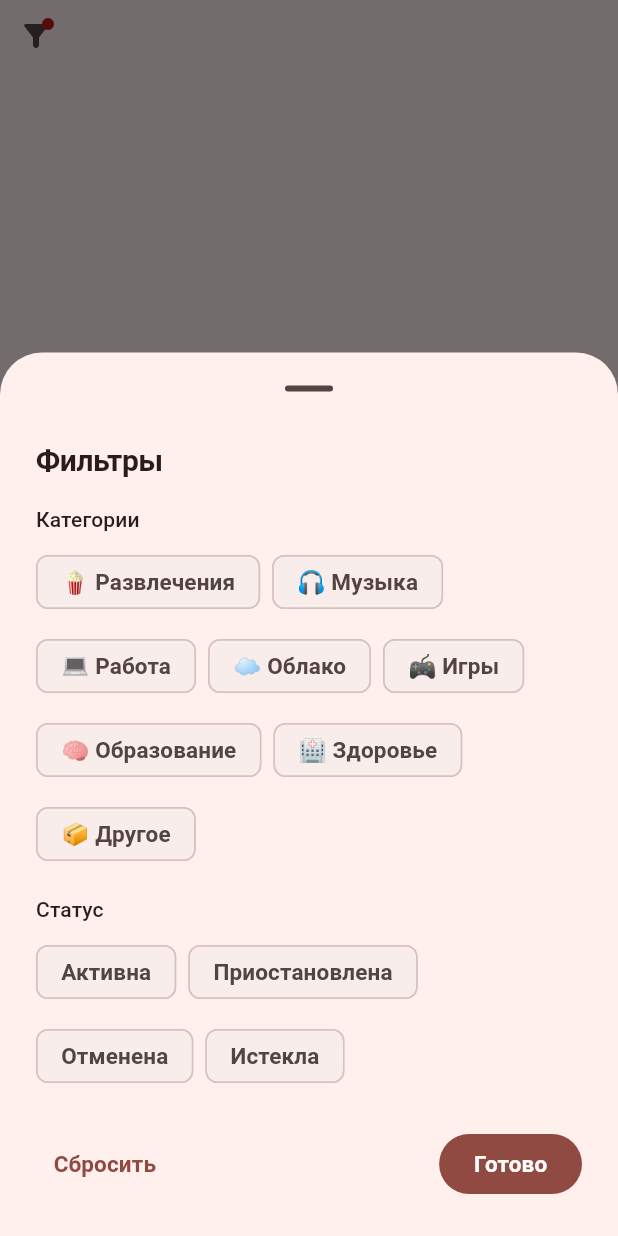
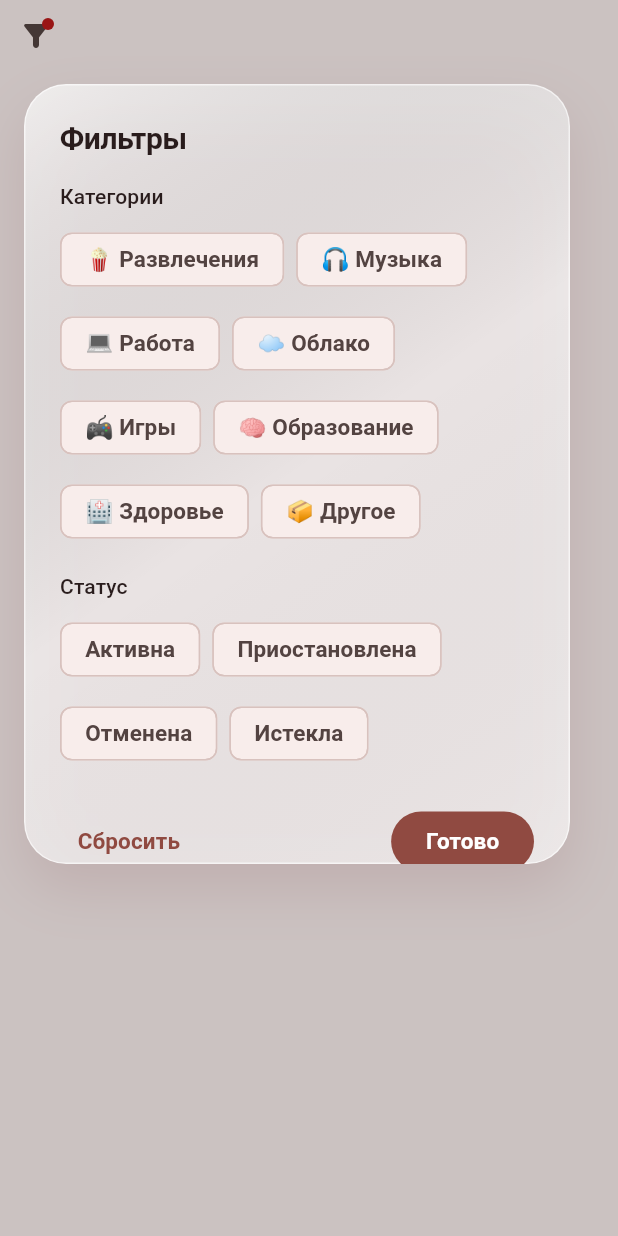
Before and after one commit to K0DDO/Subbery, a Flutter app: the _AdvancedFilterButton widget shown alone on an empty page, opened directly with empty values, after a tap on the "filter alt" icon, on a phone screen of 412 x 824 dp. Run offline on Flutter 3.47's test engine with Material 3 defaults, Android fonts, the phone set to English and light mode, and no system bars; our stand-ins replace drift, equatable, fl_chart, flutter_local_notifications, flutter_riverpod, flutter_timezone and 4 more; missing offline and left inert: dynamic_app_icon_flutter_plus; accounts and stored records are empty.

Commit message:
improving subscription controls and launcher icons
Make filtering and billing choices stable and contextual while keeping urgent ring payments visible and launcher artwork compatible with system masks.

```diff
--- a/lib/features/settings/presentation/settings_screen.dart
+++ b/lib/features/settings/presentation/settings_screen.dart
@@ -296,7 +296,7 @@ class SettingsScreen extends ConsumerWidget {
                   child: _SettingsRow(
                     icon: Icons.favorite_rounded,
                     title: 'Subberry',
-                    subtitle: 'Версия 1.2.4',
+                    subtitle: 'Версия 1.2.5',
                   ),
                 ),
               ],
--- a/lib/features/subscriptions/presentation/subscriptions_screen.dart
+++ b/lib/features/subscriptions/presentation/subscriptions_screen.dart
@@ -29,8 +29,7 @@ class SubscriptionFilterState {
   final Set<SubscriptionCategory> categories;
   final Set<SubscriptionStatus> statuses;
 
-  bool get hasAdvancedFilters =>
-      categories.isNotEmpty || statuses.isNotEmpty;
+  bool get hasAdvancedFilters => categories.isNotEmpty || statuses.isNotEmpty;
 
   SubscriptionFilterState copyWith({
     SubscriptionListFilter? quick,
@@ -45,8 +44,9 @@ class SubscriptionFilterState {
   }
 }
 
-final subscriptionFilterProvider =
-    StateProvider<SubscriptionFilterState>((ref) => const SubscriptionFilterState());
+final subscriptionFilterProvider = StateProvider<SubscriptionFilterState>(
+  (ref) => const SubscriptionFilterState(),
+);
 
 List<Subscription> filterSubscriptions(
   List<Subscription> subscriptions,
@@ -123,8 +123,8 @@ class SubscriptionsScreen extends ConsumerWidget {
             state: filterState,
             routeCategory: initialCategory,
             onQuickSelected: (filter) {
-              ref.read(subscriptionFilterProvider.notifier).state =
-                  filterState.copyWith(quick: filter);
+              ref.read(subscriptionFilterProvider.notifier).state = filterState
+                  .copyWith(quick: filter);
             },
             onAdvancedChanged: (next) {
               ref.read(subscriptionFilterProvider.notifier).state = next;
@@ -245,7 +245,7 @@ class _FilterBar extends StatelessWidget {
   }
 }
 
-class _AdvancedFilterButton extends StatelessWidget {
+class _AdvancedFilterButton extends StatefulWidget {
   const _AdvancedFilterButton({
     required this.state,
     required this.routeCategory,
@@ -257,20 +257,71 @@ class _AdvancedFilterButton extends StatelessWidget {
   final ValueChanged<SubscriptionFilterState> onChanged;
 
   @override
+  State<_AdvancedFilterButton> createState() => _AdvancedFilterButtonState();
+}
+
+class _AdvancedFilterButtonState extends State<_AdvancedFilterButton> {
+  final _buttonKey = GlobalKey();
+
+  Future<void> _openFilters() async {
+    final renderBox =
+        _buttonKey.currentContext?.findRenderObject() as RenderBox?;
+    if (renderBox == null) return;
+    final origin = renderBox.localToGlobal(Offset.zero);
+    final anchor = origin & renderBox.size;
+    final screenSize = MediaQuery.sizeOf(context);
+    final popupWidth = (screenSize.width - AppSpacing.lg * 2).clamp(
+      280.0,
+      380.0,
+    );
+    final popupLeft = (anchor.right - popupWidth).clamp(
+      AppSpacing.md,
+      screenSize.width - popupWidth - AppSpacing.md,
+    );
+    final popupTop = anchor.bottom + AppSpacing.xs;
+
+    final next = await showGeneralDialog<SubscriptionFilterState>(
+      context: context,
+      barrierDismissible: true,
+      barrierLabel: 'Закрыть фильтры',
+      barrierColor: Colors.black.withValues(alpha: 0.18),
+      transitionDuration: const Duration(milliseconds: 260),
+      pageBuilder: (dialogContext, animation, secondaryAnimation) {
+        final curved = CurvedAnimation(
+          parent: animation,
+          curve: Curves.easeOutBack,
+          reverseCurve: Curves.easeInCubic,
+        );
+        return Stack(
+          children: <Widget>[
+            Positioned(
+              left: popupLeft,
+              top: popupTop,
+              width: popupWidth,
+              child: FadeTransition(
+                opacity: animation,
+                child: ScaleTransition(
+                  alignment: Alignment.topRight,
+                  scale: Tween<double>(begin: 0.82, end: 1).animate(curved),
+                  child: _FilterPanel(initial: widget.state),
+                ),
+              ),
+            ),
+          ],
+        );
+      },
+    );
+    if (next != null) widget.onChanged(next);
+  }
+
+  @override
   Widget build(BuildContext context) {
     final active =
-        state.hasAdvancedFilters || routeCategory != null;
+        widget.state.hasAdvancedFilters || widget.routeCategory != null;
     return IconButton(
+      key: _buttonKey,
       tooltip: 'Фильтры',
-      onPressed: () async {
-        final next = await showModalBottomSheet<SubscriptionFilterState>(
-          context: context,
-          isScrollControlled: true,
-          showDragHandle: true,
-          builder: (context) => _FilterSheet(initial: state),
-        );
-        if (next != null) onChanged(next);
-      },
+      onPressed: _openFilters,
       icon: Badge(
         isLabelVisible: active,
         smallSize: 8,
@@ -282,16 +333,16 @@ class _AdvancedFilterButton extends StatelessWidget {
   }
 }
 
-class _FilterSheet extends StatefulWidget {
-  const _FilterSheet({required this.initial});
+class _FilterPanel extends StatefulWidget {
+  const _FilterPanel({required this.initial});
 
   final SubscriptionFilterState initial;
 
   @override
-  State<_FilterSheet> createState() => _FilterSheetState();
+  State<_FilterPanel> createState() => _FilterPanelState();
 }
 
-class _FilterSheetState extends State<_FilterSheet> {
+class _FilterPanelState extends State<_FilterPanel> {
   late Set<SubscriptionCategory> _categories;
   late Set<SubscriptionStatus> _statuses;
 
@@ -304,21 +355,25 @@ class _FilterSheetState extends State<_FilterSheet> {
 
   @override
   Widget build(BuildContext context) {
-    return SafeArea(
-      child: Padding(
-        padding: const EdgeInsets.fromLTRB(
-          AppSpacing.lg,
-          AppSpacing.sm,
-          AppSpacing.lg,
-          AppSpacing.lg,
-        ),
+    return Material(
+      color: Colors.transparent,
+      child: GlassCard(
+        strong: true,
+        padding: EdgeInsets.zero,
+        child: ConstrainedBox(
+          constraints: const BoxConstraints(maxHeight: 520),
+          child: SingleChildScrollView(
+            padding: const EdgeInsets.all(AppSpacing.lg),
             child: Column(
               mainAxisSize: MainAxisSize.min,
               crossAxisAlignment: CrossAxisAlignment.start,
               children: <Widget>[
                 Text('Фильтры', style: Theme.of(context).textTheme.titleLarge),
                 const SizedBox(height: AppSpacing.md),
-            Text('Категории', style: Theme.of(context).textTheme.titleSmall),
+                Text(
+                  'Категории',
+                  style: Theme.of(context).textTheme.titleSmall,
+                ),
                 const SizedBox(height: AppSpacing.xs),
                 Wrap(
                   spacing: AppSpacing.xs,
@@ -396,6 +451,8 @@ class _FilterSheetState extends State<_FilterSheet> {
                   ],
                 ),
               ],
+            ),
+          ),
         ),
       ),
     );
@@ -618,10 +675,7 @@ class _SubscriptionsError extends StatelessWidget {
               style: Theme.of(context).textTheme.titleMedium,
             ),
             const SizedBox(height: AppSpacing.lg),
-            GlassButton(
-              label: 'Повторить',
-              onPressed: onRetry,
-            ),
+            GlassButton(label: 'Повторить', onPressed: onRetry),
           ],
         ),
       ),
--- a/pubspec.yaml
+++ b/pubspec.yaml
@@ -16,7 +16,7 @@ publish_to: 'none' # Remove this line if you wish to publish to pub.dev
 # https://developer.apple.com/library/archive/documentation/General/Reference/InfoPlistKeyReference/Articles/CoreFoundationKeys.html
 # In Windows, build-name is used as the major, minor, and patch parts
 # of the product and file versions while build-number is used as the build suffix.
-version: 1.2.4+7
+version: 1.2.5+8
 
 environment:
   sdk: ^3.12.2
```
Also changed, not shown: lib/features/overview/presentation/widgets/berry_calendar_ring.dart (+17 -11 lines), lib/features/subscriptions/presentation/add_subscription_screen.dart (+20 -6 lines), lib/features/subscriptions/presentation/subscription_ui_extensions.dart (+5 -5 lines), assets/icons/subberry_dark_glass.png, assets/icons/subberry_dark_minimal.png, assets/icons/subberry_dark_neon.png, assets/icons/subberry_light_glass.png, assets/icons/subberry_light_minimal.png, assets/icons/subberry_light_neon.png, 163 other files. Lines whose indentation alone changed are shown as unchanged.
